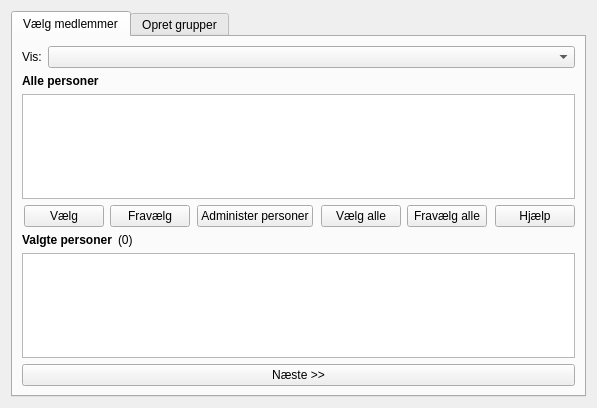
Old version of the form tabs/groupcreator.ui in the repository froksen/opencltoolsv2.
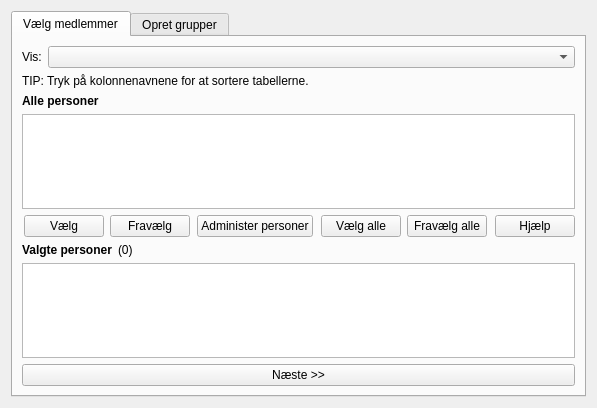
New version of the form. The open tabs and pages were chosen to show the change. Icons and pictures are not drawn.

Commit message: Tilføjet tip om, at man kan sortere efter kolonnenavne

```diff
--- a/tabs/groupcreator.ui
+++ b/tabs/groupcreator.ui
@@ -38,6 +38,13 @@
          </item>
         </layout>
        </item>
+       <item>
+        <widget class="QLabel" name="label_8">
+         <property name="text">
+          <string>TIP: Tryk på kolonnenavnene for at sortere tabellerne.</string>
+         </property>
+        </widget>
+       </item>
        <item>
         <widget class="QLabel" name="label">
          <property name="font">
```
Left out of the diff: 2 changed lines with no effect on the pictures. The commit also changes 2 other files.
